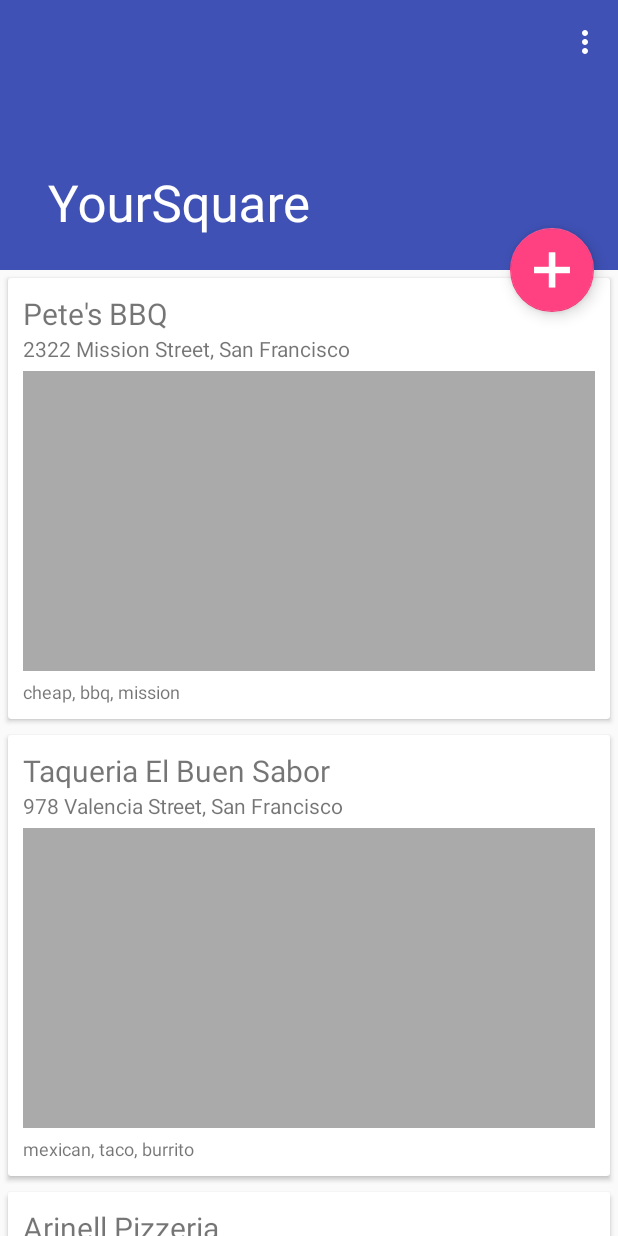
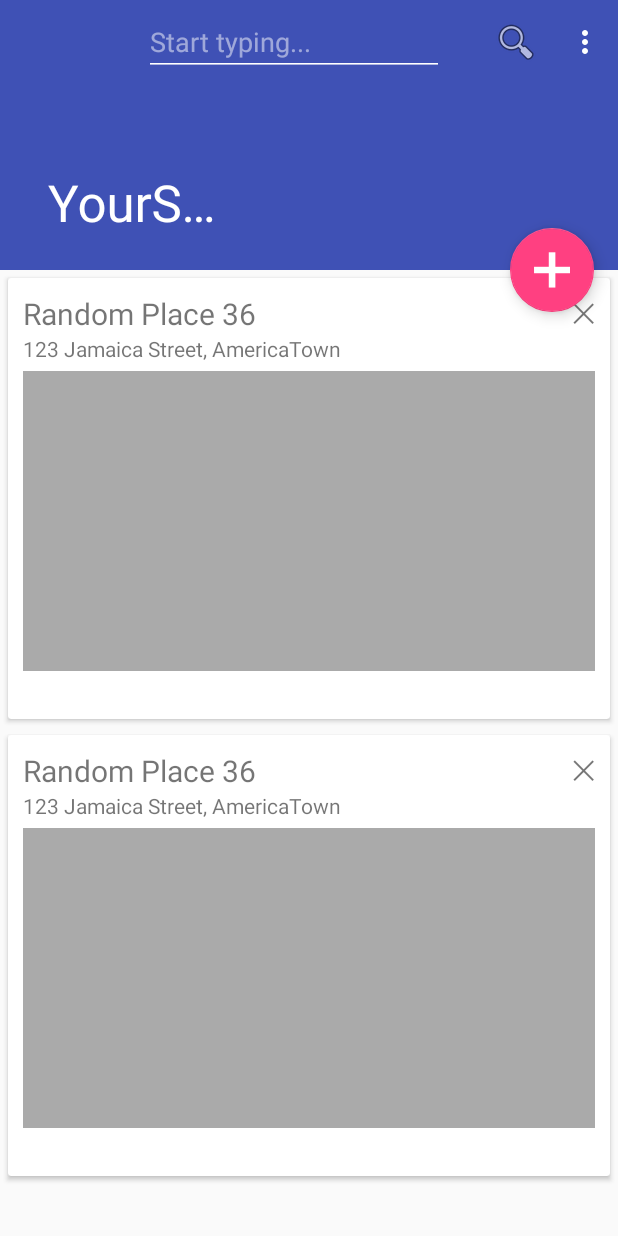
Before and after one commit to hatboysam/YourSquare, an Android app: the screen it shows after launch (PlacesActivity), in the options menu, after a tap on "Settings", on a phone screen of 412 x 824 dp. Run offline under Robolectric (Android 15) with nearby library versions, the phone set to English and light mode, and no system bars.

```diff
--- a/app/src/main/java/com/habosa/yoursquare/PlacesActivity.java
+++ b/app/src/main/java/com/habosa/yoursquare/PlacesActivity.java
@@ -1,17 +1,31 @@
 package com.habosa.yoursquare;
 
 import android.os.Bundle;
+import android.support.design.widget.FloatingActionButton;
+import android.support.v4.view.ViewCompat;
 import android.support.v7.app.AppCompatActivity;
 import android.support.v7.widget.LinearLayoutManager;
 import android.support.v7.widget.RecyclerView;
 import android.support.v7.widget.Toolbar;
 import android.view.Menu;
 import android.view.MenuItem;
+import android.view.View;
+import android.widget.EditText;
+
+import com.habosa.yoursquare.model.Place;
+import com.habosa.yoursquare.model.PlacesSource;
+
+import java.util.ArrayList;
+import java.util.Random;
 
 public class PlacesActivity extends AppCompatActivity {
 
+    private PlacesSource mPlacesSource;
+
+    private FloatingActionButton mFab;
     private RecyclerView mRecycler;
     private PlacesAdapter mAdapter;
+    private EditText mSearchField;
 
     @Override
     protected void onCreate(Bundle savedInstanceState) {
@@ -20,11 +34,41 @@ public class PlacesActivity extends AppCompatActivity {
         Toolbar toolbar = (Toolbar) findViewById(R.id.toolbar);
         setSupportActionBar(toolbar);
 
+        // Initialize Views
+        mFab = (FloatingActionButton) findViewById(R.id.fab);
         mRecycler = (RecyclerView) findViewById(R.id.recycler_view_places);
-        mAdapter = new PlacesAdapter();
+        mSearchField = (EditText) findViewById(R.id.edit_text_search);
 
+        // Open Database
+        mPlacesSource = new PlacesSource(this);
+        mPlacesSource.open();
+
+        // Set up RecyclerView
+        mAdapter = new PlacesAdapter(mPlacesSource);
         mRecycler.setLayoutManager(new LinearLayoutManager(this));
         mRecycler.setAdapter(mAdapter);
+
+        // Click listener
+        mFab.setOnClickListener(new View.OnClickListener() {
+            @Override
+            public void onClick(View v) {
+                int rand = (new Random()).nextInt(100);
+                String title = "Random Place " + rand;
+                Place place = new Place(title, "123 Jamaica Street, AmericaTown", new ArrayList<String>());
+                mPlacesSource.create(place);
+                mAdapter.reloadItems();
+            }
+        });
+    }
+
+    private void beginSearch() {
+        // Show the search field
+        mSearchField.setVisibility(View.VISIBLE);
+        mSearchField.setAlpha(0.0f);
+        ViewCompat.animate(mSearchField)
+                .alpha(1.0f)
+                .setDuration(300)
+                .start();
     }
 
     @Override
@@ -42,9 +86,15 @@ public class PlacesActivity extends AppCompatActivity {
         int id = item.getItemId();
 
         //noinspection SimplifiableIfStatement
-        if (id == R.id.action_settings) {
-            return true;
+        switch (id) {
+            case R.id.action_settings:
+                // TODO
+                return true;
+            case R.id.action_search:
+                beginSearch();
+                return true;
         }
+
         return super.onOptionsItemSelected(item);
     }
 }
--- a/app/src/main/java/com/habosa/yoursquare/PlacesAdapter.java
+++ b/app/src/main/java/com/habosa/yoursquare/PlacesAdapter.java
@@ -1,6 +1,7 @@
 package com.habosa.yoursquare;
 
 import android.content.Context;
+import android.database.Cursor;
 import android.support.v7.widget.RecyclerView;
 import android.util.Log;
 import android.view.LayoutInflater;
@@ -9,20 +10,19 @@ import android.view.ViewGroup;
 import android.widget.TextView;
 
 import com.habosa.yoursquare.model.Place;
-
-import java.util.Arrays;
-import java.util.List;
+import com.habosa.yoursquare.model.PlacesSource;
 
 public class PlacesAdapter extends RecyclerView.Adapter<PlacesAdapter.ViewHolder> {
 
     private static final String TAG = "PlacesAdapter";
 
-    private List<Place> mPlaces = Arrays.asList(
-            new Place("Pete's BBQ", "2322 Mission Street, San Francisco", Arrays.asList("cheap", "bbq", "mission")),
-            new Place("Taqueria El Buen Sabor", "978 Valencia Street, San Francisco", Arrays.asList("mexican", "taco", "burrito")),
-            new Place("Arinell Pizzeria", "506 Valencia Street, San Francisco", Arrays.asList("pizza", "cheap", "slice")),
-            new Place("Latin American Club ", "896 22nd Street, San Francisco", Arrays.asList("bar", "margarita", "dive"))
-    );
+    private PlacesSource mSource;
+    private Cursor mCursor;
+
+    public PlacesAdapter(PlacesSource source) {
+        mSource = source;
+        mCursor = source.getAllCursor();
+    }
 
     @Override
     public ViewHolder onCreateViewHolder(ViewGroup parent, int viewType) {
@@ -34,20 +34,39 @@ public class PlacesAdapter extends RecyclerView.Adapter<PlacesAdapter.ViewHolder
     }
 
     @Override
-    public void onBindViewHolder(ViewHolder holder, int position) {
+    public void onBindViewHolder(ViewHolder holder, final int position) {
         Log.d(TAG, "onBindViewHolder:" + position);
 
-        Place p = mPlaces.get(position);
-        Place.Decorator pd = new Place.Decorator(p);
+        // Get Place from Cursor
+        mCursor.moveToPosition(position);
+        final Place p = mSource.fromCursor(mCursor);
+        final Place.Decorator pd = new Place.Decorator(p);
 
-        holder.titleView.setText(p.getTitle());
+        // Display place info
+        holder.titleView.setText(p.getName());
         holder.addressView.setText(p.getAddress());
         holder.tagsView.setText(pd.getTagsString());
+
+        // Click listener
+        holder.deleteButton.setOnClickListener(new View.OnClickListener() {
+
+            @Override
+            public void onClick(View v) {
+                // TODO(samstern): How to make this "smooth"?
+                mSource.delete(p);
+                reloadItems();
+            }
+        });
     }
 
     @Override
     public int getItemCount() {
-        return mPlaces.size();
+        return mCursor.getCount();
+    }
+
+    public void reloadItems() {
+        mCursor = mSource.getAllCursor();
+        notifyDataSetChanged();
     }
 
     public static class ViewHolder extends RecyclerView.ViewHolder {
@@ -55,6 +74,7 @@ public class PlacesAdapter extends RecyclerView.Adapter<PlacesAdapter.ViewHolder
         public TextView titleView;
         public TextView addressView;
         public TextView tagsView;
+        public View deleteButton;
 
         public ViewHolder(View itemView) {
             super(itemView);
@@ -62,6 +82,7 @@ public class PlacesAdapter extends RecyclerView.Adapter<PlacesAdapter.ViewHolder
             titleView = (TextView) itemView.findViewById(R.id.place_text_title);
             addressView = (TextView) itemView.findViewById(R.id.place_text_address);
             tagsView = (TextView) itemView.findViewById(R.id.place_tags);
+            deleteButton = itemView.findViewById(R.id.place_button_delete);
         }
     }
 
--- a/app/src/main/java/com/habosa/yoursquare/model/Place.java
+++ b/app/src/main/java/com/habosa/yoursquare/model/Place.java
@@ -1,8 +1,14 @@
 package com.habosa.yoursquare.model;
 
+import java.util.ArrayList;
 import java.util.List;
 
 public class Place {
+
+    private long id;
+    private String name;
+    private String address;
+    private List<String> tags = new ArrayList<>();
 
     public static class Decorator {
 
@@ -26,24 +32,28 @@ public class Place {
 
     }
 
-    private String title;
-    private String address;
-    private List<String> tags;
-
     public Place() {}
 
-    public Place(String title, String address, List<String> tags) {
-        this.title = title;
+    public Place(String name, String address, List<String> tags) {
+        this.name = name;
         this.address = address;
         this.tags = tags;
     }
 
-    public String getTitle() {
-        return title;
+    public long getId() {
+        return id;
     }
 
-    public void setTitle(String title) {
-        this.title = title;
+    public void setId(long id) {
+        this.id = id;
+    }
+
+    public String getName() {
+        return name;
+    }
+
+    public void setName(String name) {
+        this.name = name;
     }
 
     public String getAddress() {
--- /dev/null
+++ b/app/src/main/java/com/habosa/yoursquare/model/PlacesSource.java
@@ -0,0 +1,94 @@
+package com.habosa.yoursquare.model;
+
+import android.content.ContentValues;
+import android.content.Context;
+import android.database.Cursor;
+import android.database.sqlite.SQLiteDatabase;
+
+import com.habosa.yoursquare.sql.PlacesSQLHelper;
+
+/**
+ * Created by samstern on 11/24/15.
+ */
+public class PlacesSource {
+
+    private SQLiteDatabase mDatabase;
+    private PlacesSQLHelper mHelper;
+    private Cursor mAllCursor;
+
+    private static final String[] COLUMNS = new String[]{
+            PlacesSQLHelper.COL_ID,
+            PlacesSQLHelper.COL_NAME,
+            PlacesSQLHelper.COL_ADDRESS
+    };
+
+    public PlacesSource(Context context) {
+        mHelper = new PlacesSQLHelper(context);
+    }
+
+    public void open() {
+        mDatabase = mHelper.getWritableDatabase();
+    }
+
+    public void close() {
+        if (mAllCursor != null) {
+            mAllCursor.close();
+        }
+
+        mHelper.close();
+    }
+
+    public Place create(Place place) {
+        // Insert
+        ContentValues contentValues = new ContentValues();
+        contentValues.put(PlacesSQLHelper.COL_NAME, place.getName());
+        contentValues.put(PlacesSQLHelper.COL_ADDRESS, place.getAddress());
+        long id = mDatabase.insert(PlacesSQLHelper.TABLE, null, contentValues);
+
+        // Return inserted place
+        return getBy(PlacesSQLHelper.COL_ID, id);
+    }
+
+    public boolean delete(Place place) {
+        if (place.getId() == 0L) {
+            throw new IllegalArgumentException("Can't delete place without ID!");
+        }
+
+        String query = String.format("%s = %s", PlacesSQLHelper.COL_ID, place.getId());
+        int numRows = mDatabase.delete(PlacesSQLHelper.TABLE, query, null);
+        return (numRows > 0);
+    }
+
+    public Cursor getAllCursor() {
+        if (mAllCursor != null) {
+            mAllCursor.close();
+        }
+        mAllCursor = mDatabase.query(PlacesSQLHelper.TABLE, COLUMNS, null,
+                null, null, null, null);
+        return mAllCursor;
+    }
+
+    public Place getBy(String column, Object value) {
+        String query = String.format("%s = %s", column, value);
+        Cursor cursor = mDatabase.query(PlacesSQLHelper.TABLE, COLUMNS, query,
+                null, null, null, null);
+        cursor.moveToFirst();
+        Place place = fromCursor(cursor);
+        cursor.close();
+        return place;
+    }
+
+    public Place fromCursor(Cursor cursor) {
+        int idInd = cursor.getColumnIndex(PlacesSQLHelper.COL_ID);
+        int nameInd = cursor.getColumnIndex(PlacesSQLHelper.COL_NAME);
+        int addressInd = cursor.getColumnIndex(PlacesSQLHelper.COL_ADDRESS);
+
+        Place place = new Place();
+        place.setId(cursor.getLong(idInd));
+        place.setName(cursor.getString(nameInd));
+        place.setAddress(cursor.getString(addressInd));
+
+        return place;
+    }
+
+}
--- /dev/null
+++ b/app/src/main/java/com/habosa/yoursquare/sql/PlacesSQLHelper.java
@@ -0,0 +1,48 @@
+package com.habosa.yoursquare.sql;
+
+import android.content.Context;
+import android.database.sqlite.SQLiteDatabase;
+import android.database.sqlite.SQLiteOpenHelper;
+import android.util.Log;
+
+
+public class PlacesSQLHelper extends SQLiteOpenHelper {
+
+    public static final String TAG = "PlacesSQLHelper";
+
+    public static final String DATABASE_NAME = "yoursquare.db";
+    public static final int DATABASE_VERSION = 1;
+
+    public static final String TABLE = "places";
+
+    public static final String COL_ID = "_id";
+    public static final String TYPE_ID = "integer primary key autoincrement";
+
+    public static final String COL_NAME = "name";
+    public static final String TYPE_NAME = "text not null";
+
+    public static final String COL_ADDRESS = "address";
+    public static final String TYPE_ADDRESS = "text not null";
+
+    public PlacesSQLHelper(Context context) {
+        super(context, DATABASE_NAME, null, DATABASE_VERSION);
+    }
+
+    @Override
+    public void onCreate(SQLiteDatabase db) {
+        Log.d(TAG, "onCreate");
+        String createStatement = "CREATE TABLE " +
+                TABLE + "(" +
+                COL_ID + " " + TYPE_ID + "," +
+                COL_NAME + " " + TYPE_NAME + "," +
+                COL_ADDRESS + " " + TYPE_ADDRESS +
+                ");";
+        db.execSQL(createStatement);
+    }
+
+    @Override
+    public void onUpgrade(SQLiteDatabase db, int oldVersion, int newVersion) {
+        Log.d(TAG, "onUpgrade:" + oldVersion + ":" + newVersion);
+        // TODO(samstern): upgrades
+    }
+}
--- a/app/src/main/res/layout/activity_places.xml
+++ b/app/src/main/res/layout/activity_places.xml
@@ -5,7 +5,8 @@
     android:layout_width="match_parent"
     android:layout_height="match_parent"
     android:fitsSystemWindows="true"
-    tools:context="com.habosa.yoursquare.PlacesActivity">
+    tools:context="com.habosa.yoursquare.PlacesActivity"
+    tools:menu="menu_places">
 
     <android.support.design.widget.AppBarLayout
         android:id="@+id/app_bar"
@@ -27,7 +28,20 @@
                 android:layout_width="match_parent"
                 android:layout_height="?attr/actionBarSize"
                 app:layout_collapseMode="pin"
-                app:popupTheme="@style/AppTheme.PopupOverlay" />
+                app:popupTheme="@style/AppTheme.PopupOverlay">
+
+
+                <EditText
+                    android:id="@+id/edit_text_search"
+                    android:layout_width="200dp"
+                    android:layout_height="wrap_content"
+                    android:layout_gravity="top|right"
+                    android:layout_marginRight="20dp"
+                    android:hint="Start typing..."
+                    android:visibility="gone"
+                    tools:visibility="visible" />
+
+            </android.support.v7.widget.Toolbar>
 
         </android.support.design.widget.CollapsingToolbarLayout>
     </android.support.design.widget.AppBarLayout>
@@ -36,7 +50,8 @@
         android:id="@+id/recycler_view_places"
         android:layout_width="match_parent"
         android:layout_height="match_parent"
-        app:layout_behavior="@string/appbar_scrolling_view_behavior" />
+        app:layout_behavior="@string/appbar_scrolling_view_behavior"
+        tools:listitem="@layout/item_place"/>
 
     <android.support.design.widget.FloatingActionButton
         android:id="@+id/fab"
--- a/app/src/main/res/layout/item_place.xml
+++ b/app/src/main/res/layout/item_place.xml
@@ -11,6 +11,15 @@
     <RelativeLayout
         android:layout_width="match_parent"
         android:layout_height="match_parent">
+
+        <TextView
+            android:id="@+id/place_button_delete"
+            android:layout_width="wrap_content"
+            android:layout_height="wrap_content"
+            android:layout_alignParentTop="true"
+            android:layout_alignParentRight="true"
+            android:textSize="18sp"
+            android:text="&#x2715;"/>
 
         <TextView
             android:id="@+id/place_text_title"
--- /dev/null
+++ b/app/src/main/res/menu/menu_place_card.xml
@@ -0,0 +1,15 @@
+<?xml version="1.0" encoding="utf-8"?>
+<menu xmlns:android="http://schemas.android.com/apk/res/android"
+    xmlns:app="http://schemas.android.com/apk/res-auto">
+
+    <item
+        android:id="@+id/action_edit"
+        android:title="Edit"
+        app:showAsAction="never" />
+
+    <item
+        android:id="@+id/action_delete"
+        android:title="Delete"
+        app:showAsAction="never" />
+
+</menu>
--- a/app/src/main/res/menu/menu_places.xml
+++ b/app/src/main/res/menu/menu_places.xml
@@ -2,6 +2,14 @@
     xmlns:app="http://schemas.android.com/apk/res-auto"
     xmlns:tools="http://schemas.android.com/tools"
     tools:context="com.habosa.yoursquare.PlacesActivity">
+
+    <item
+        android:id="@+id/action_search"
+        android:title="Search"
+        android:icon="@android:drawable/ic_menu_search"
+        app:showAsAction="ifRoom" />
+
+
     <item
         android:id="@+id/action_settings"
         android:orderInCategory="100"
```
